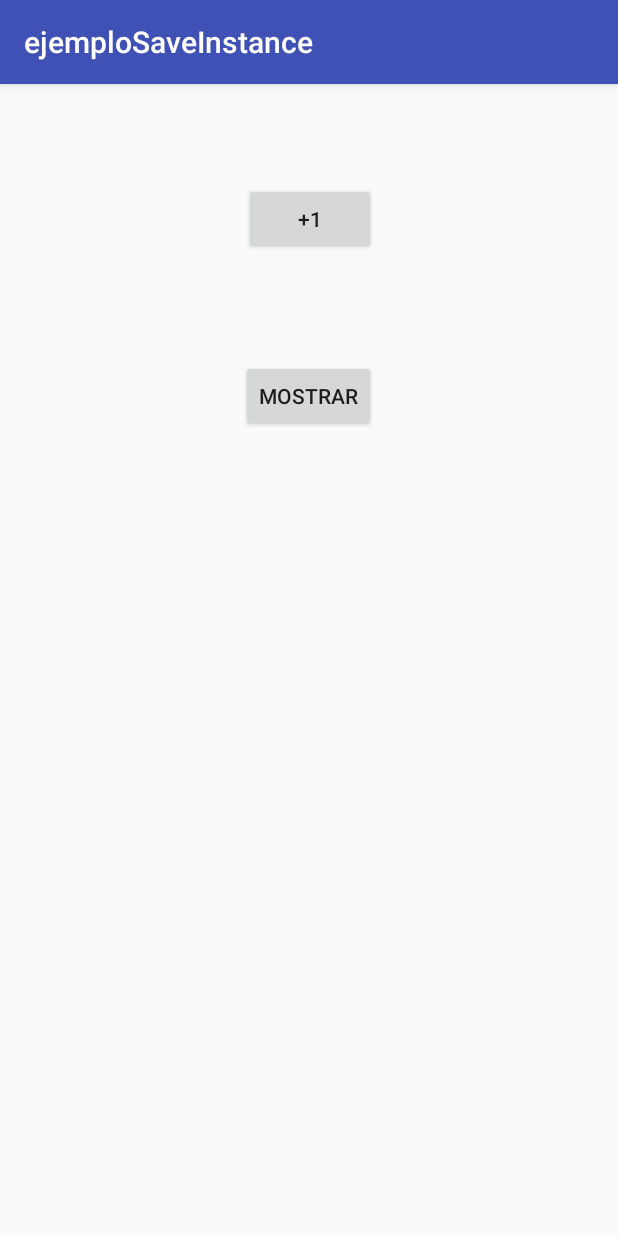
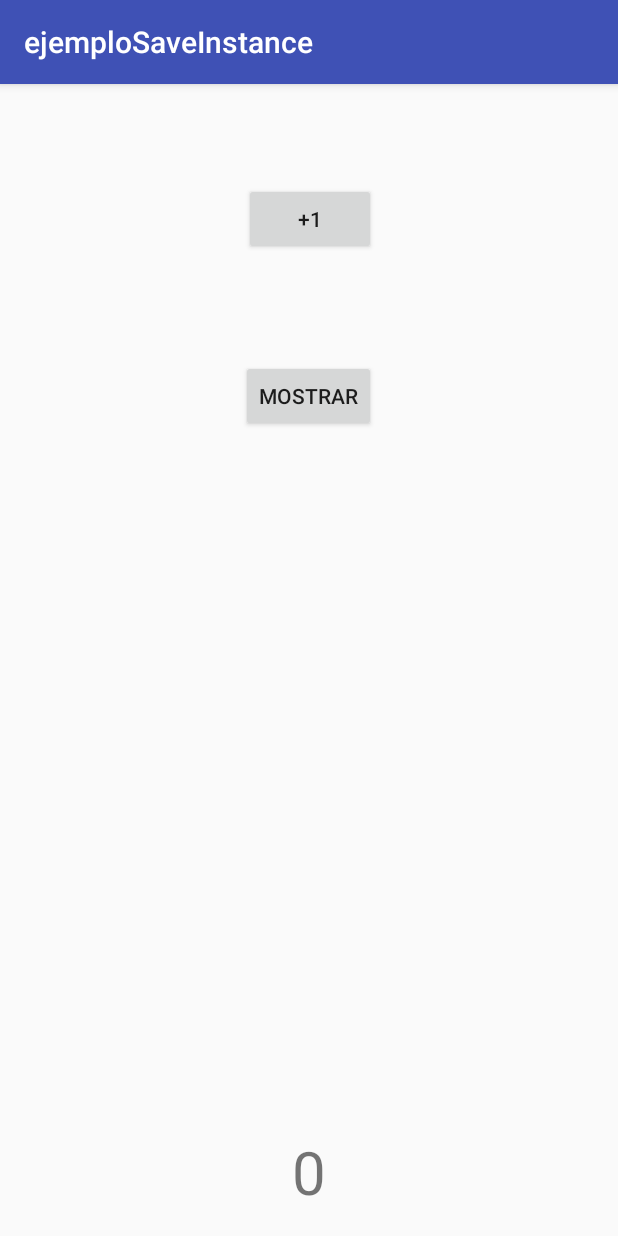
Before and after one commit to alvarotellez/ejemploSaveInstance, an Android app: the screen it shows after launch (MainActivity), on a phone screen of 412 x 824 dp. Run offline under Robolectric (Android 15) with nearby library versions, the phone set to English and light mode, and no system bars.

```diff
--- a/app/src/main/java/es/iesnervion/atellez/ejemplosaveinstance/MainActivity.java
+++ b/app/src/main/java/es/iesnervion/atellez/ejemplosaveinstance/MainActivity.java
@@ -7,10 +7,10 @@ import android.widget.Button;
 import android.widget.TextView;
 
 public class MainActivity extends AppCompatActivity implements View.OnClickListener {
-    Integer contador = 0;
-    static final String TOTAL = "contador";
-    Button btn1, btnMostrar;
-    TextView txtResultado;
+    private Integer contador = 0;
+    private static final String TOTAL = "contador";
+    private Button btn1, btnMostrar;
+    private TextView txtResultado;
     @Override
     protected void onCreate(Bundle savedInstanceState) {
 
@@ -30,6 +30,7 @@ public class MainActivity extends AppCompatActivity implements View.OnClickListe
         }else{
             contador = 0;
         }
+        txtResultado.setText(contador.toString());
     }
 
     @Override
```
